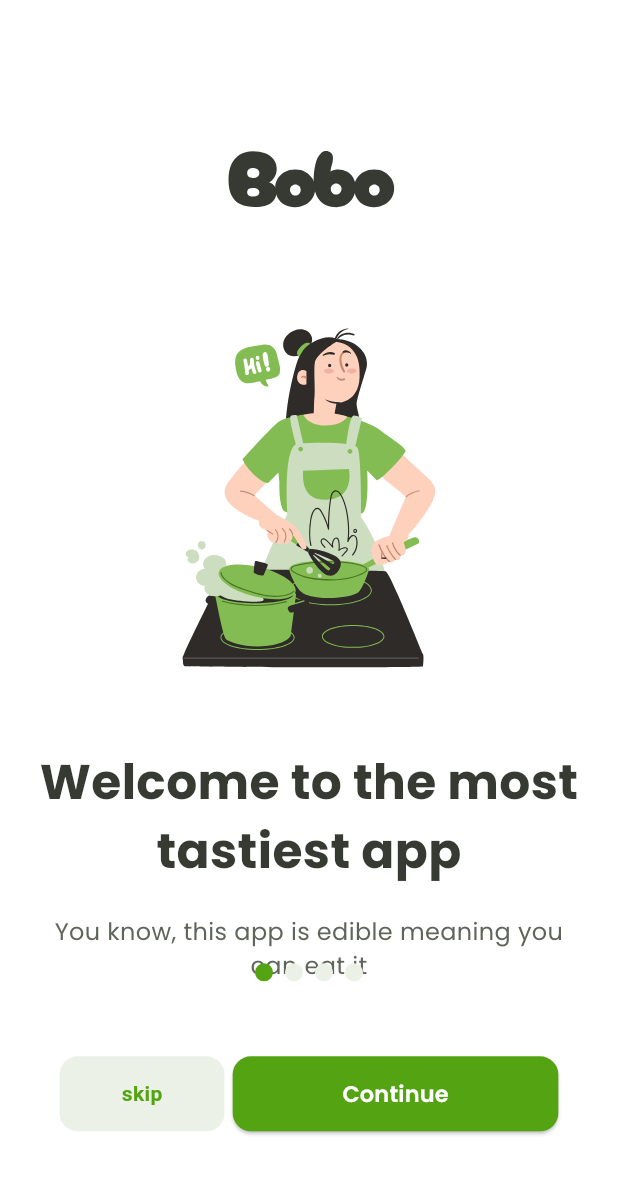
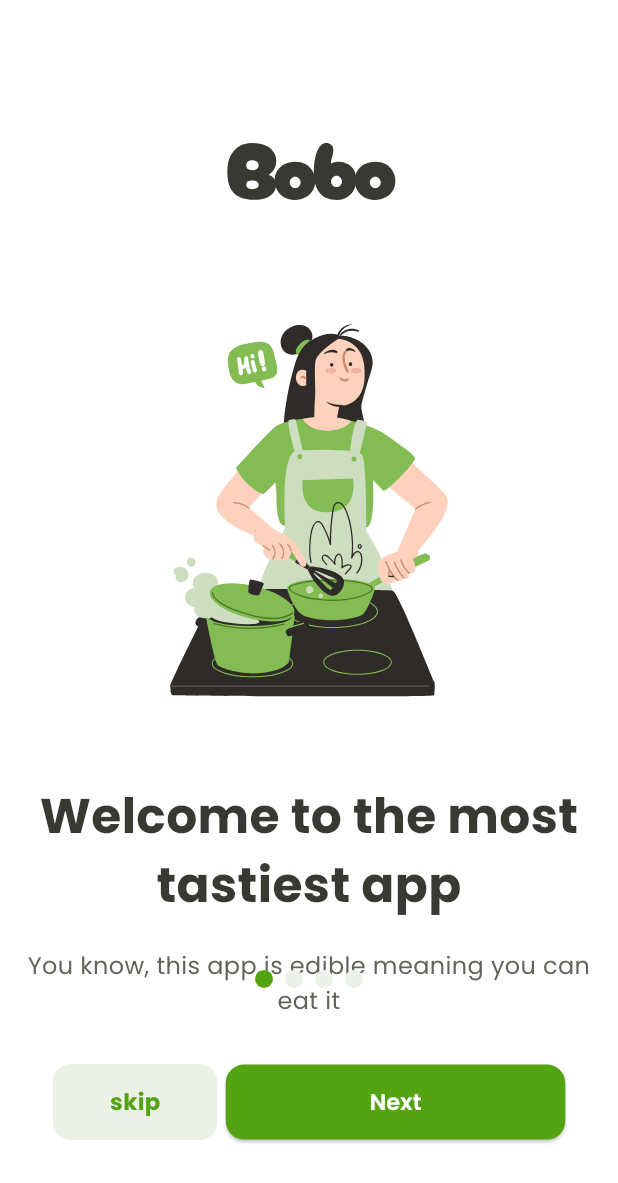
Before and after one commit to kakamrulhasan/bobo_food, a Flutter app: the screen it shows after launch, on a phone screen of 412 x 824 dp. Shown: the top 1183 px of the screen. Run offline on Flutter 3.47's test engine with Material 3 defaults, Android fonts, the phone set to English and light mode, and no system bars; drawn by our look-alikes of smooth_page_indicator; our stand-ins replace flutter_riverpod, flutter_screenutil, flutter_svg.

Commit message:
feat: create login Screen

```diff
--- a/lib/core/constansts/color_manager.dart
+++ b/lib/core/constansts/color_manager.dart
@@ -3,11 +3,20 @@ import 'package:flutter/material.dart';
 class ColorManager {
   ColorManager._();
   static const Color primary = Colors.white;
+  static const Color primary600 = Color(0xFF54A312);
+  static const Color primary700 = Color(0xFF408308);
   static const Color secondary = Colors.black;
+  static const Color greenColor = Colors.green;
   static const Color primaryGreen = Color(0xFF54A312);
   static const Color lightGreenBg = Color(0xFFECF1E8);
   static const Color transparentColor = Colors.transparent;
   static const Color darkOliveText = Color(0xFF363A33);
+  static const Color typography200 = Color(0xFF91958E);
   static const Color typography400 = Color(0xFF60655C);
+  static const Color typography500 = Color(0xFF363A33);
   static const Color primary100 = Color(0xFFECF1E8);
+  static const Color greyColor = Colors.grey;
+  static const Color grey200 = Color(0xFFE8EBE6);
+  static const Color blueColor = Colors.blue;
+  static const Color redColor = Colors.red;
 }
--- a/lib/core/constansts/icon_manager.dart
+++ b/lib/core/constansts/icon_manager.dart
@@ -11,4 +11,9 @@ class IconManager {
   static String birthdayGirlLight = '$baseUrl/Birthday_girl_light.svg';
   // =================== Universal Logo =====================
   static String boboIcon = '$baseUrl/bobo.svg';
+  // ======================== Arrow =========================
+  static String arrowBack = '$baseUrl/arrowBack.svg';
+  // ====================== Eye Icon ========================
+  static String eyeOpen = '$baseUrl/openEye.svg';
+  static String eyeClose = '$baseUrl/closeEye.svg';
 }
--- a/lib/core/constansts/style_manager.dart
+++ b/lib/core/constansts/style_manager.dart
@@ -152,7 +152,7 @@ TextStyle getSemiBoldStyle22({
 // ===== Bold Style =====
 TextStyle getBoldStyle24({
   double fontSize = FontSize.s24,
-  FontWeight fontWeight = FontWeightManager.medium500,
+  FontWeight fontWeight = FontWeightManager.bold700,
   required Color color,
 }) {
   return _getTextStyle(fontSize, FontConstants.fontFamily, fontWeight, color);
--- a/lib/core/route/route_config.dart
+++ b/lib/core/route/route_config.dart
@@ -8,9 +8,14 @@ class AppRouter {
       case RouteName.homeScreen:
         return MaterialPageRoute(builder: (context) => const HomeScreen());
       case RouteName.onBoardingScreen:
-        return MaterialPageRoute(
-          builder: (context) => const OnBoardingScreen(),
-        );
+        return MaterialPageRoute(builder: (context) => OnBoardingScreen());
+      case RouteName.loginScreen:
+        return MaterialPageRoute(builder: (context) => const SignInScreen());
+      case RouteName.signupScreen:
+        return MaterialPageRoute(builder: (context) => const SignUpScreen());
+      case RouteName.forgetScreen:
+        return MaterialPageRoute(builder: (context) => OnBoardingScreen());
+
       default:
         return MaterialPageRoute(
           builder: (context) =>
--- a/lib/core/route/route_import_path.dart
+++ b/lib/core/route/route_import_path.dart
@@ -1,3 +1,5 @@
+import 'package:bobo_food/presentation/auth/signIn/view/sign_in_screen.dart';
+import 'package:bobo_food/presentation/auth/signup/view/sign_up_screen.dart';
 import 'package:bobo_food/presentation/home/view/home_screen.dart';
 import 'package:bobo_food/presentation/onBoarding/view/on_boarding_screen.dart';
 import 'package:flutter/material.dart';
--- a/lib/core/route/route_name.dart
+++ b/lib/core/route/route_name.dart
@@ -2,4 +2,7 @@ class RouteName {
   static const String splashScreen = '/';
   static const String homeScreen = '/homeScreen';
   static const String onBoardingScreen = '/onBoardingScreen';
+  static const String loginScreen = '/loginScreen';
+  static const String signupScreen = '/signUpScreen';
+  static const String forgetScreen = '/forgetScreen';
 }
--- a/lib/presentation/onBoarding/view/on_boarding_screen.dart
+++ b/lib/presentation/onBoarding/view/on_boarding_screen.dart
@@ -55,7 +55,7 @@ class _OnBoardingScreenState extends ConsumerState<OnBoardingScreen> {
   void finish() {
     Navigator.pushNamedAndRemoveUntil(
       context,
-      RouteName.homeScreen,
+      RouteName.loginScreen,
       (route) => false,
     );
   }
@@ -67,15 +67,15 @@ class _OnBoardingScreenState extends ConsumerState<OnBoardingScreen> {
     return Scaffold(
       backgroundColor: ColorManager.primary,
       body: Padding(
-        padding: EdgeInsets.all(18.0.w),
+        padding: EdgeInsets.all(12.0.w),
         child: Stack(
           children: [
             // ============== App Logo / Background ===============
             Positioned(
-              top: 80,
-              left: 20,
-              right: 20,
-              child: SvgPicture.asset(IconManager.boboIcon, height: 40),
+              top: 80.h,
+              left: 20.w,
+              right: 20.w,
+              child: SvgPicture.asset(IconManager.boboIcon, height: 40.h),
             ),
 
             // =============== PageView ================
@@ -98,7 +98,7 @@ class _OnBoardingScreenState extends ConsumerState<OnBoardingScreen> {
                           SvgPicture.asset(
                             images[index],
                             fit: BoxFit.contain,
-                            width: 300,
+                            width: 300.w,
                           ),
                           SizedBox(height: 15.h),
                           Text(
@@ -127,7 +127,7 @@ class _OnBoardingScreenState extends ConsumerState<OnBoardingScreen> {
             ),
             // ================= Indicator =================
             Positioned(
-              bottom: 150,
+              bottom: 150.h,
               left: 0,
               right: 0,
               child: Center(
@@ -146,9 +146,9 @@ class _OnBoardingScreenState extends ConsumerState<OnBoardingScreen> {
 
             // =============== Bottom Button =============
             Positioned(
-              bottom: 50,
-              left: 20,
-              right: 20,
+              bottom: 50.h,
+              left: 20.w,
+              right: 20.w,
               child: Row(
                 children: [
                   CustomButton(
@@ -184,7 +184,7 @@ class _OnBoardingScreenState extends ConsumerState<OnBoardingScreen> {
                       child: Text(
                         currentIndex == images.length - 1
                             ? "Get Started"
-                            : "Continue",
+                            : "Next",
                         style: getBoldStyle24(
                           color: ColorManager.primary,
                           fontSize: 15,
@@ -196,19 +196,6 @@ class _OnBoardingScreenState extends ConsumerState<OnBoardingScreen> {
                 ],
               ),
             ),
-
-            // =============== Skip Button =============
-            Positioned(
-              top: 50,
-              right: 20,
-              child: TextButton(
-                onPressed: skip,
-                child: const Text(
-                  "Skip",
-                  style: TextStyle(color: Colors.white),
-                ),
-              ),
-            ),
           ],
         ),
       ),
--- a/lib/presentation/widgets/custom_button.dart
+++ b/lib/presentation/widgets/custom_button.dart
@@ -1,4 +1,7 @@
+import 'package:bobo_food/core/constansts/color_manager.dart';
+import 'package:bobo_food/core/constansts/style_manager.dart';
 import 'package:flutter/material.dart';
+import 'package:flutter_screenutil/flutter_screenutil.dart';
 
 class CustomButton extends StatelessWidget {
   final String text;
@@ -29,29 +32,32 @@ class CustomButton extends StatelessWidget {
   @override
   Widget build(BuildContext context) {
     return SizedBox(
-      width: width ?? double.infinity,
-      height: height ?? 50,
+      width: width ?? double.infinity.w,
+      height: height ?? 50.h,
       child: Material(
-        color: backgroundColor ?? Colors.green,
-        borderRadius: BorderRadius.circular(borderRadius ?? 12),
+        color: backgroundColor ?? ColorManager.greenColor,
+        borderRadius: BorderRadius.circular(borderRadius ?? 12.r),
         child: InkWell(
-          borderRadius: BorderRadius.circular(borderRadius ?? 12),
+          borderRadius: BorderRadius.circular(borderRadius ?? 12.r),
           onTap: onPressed,
           child: Container(
-            padding: const EdgeInsets.symmetric(horizontal: 5, vertical: 2),
+            padding: EdgeInsets.symmetric(horizontal: 5.w, vertical: 2.h),
             decoration: BoxDecoration(
-              borderRadius: BorderRadius.circular(borderRadius ?? 12),
-              border: Border.all(color: borderColor ?? Colors.transparent),
+              borderRadius: BorderRadius.circular(borderRadius ?? 12.r),
+              border: Border.all(
+                color: borderColor ?? ColorManager.transparentColor,
+              ),
             ),
             child: Row(
               mainAxisAlignment: MainAxisAlignment.center,
               children: [
-                if (icon != null) ...[icon!, const SizedBox(width: 8)],
+                if (icon != null) ...[icon!, SizedBox(width: 8.w)],
                 Text(
                   text,
-                  style: TextStyle(
-                    color: textColor ?? Colors.white,
-                    fontWeight: FontWeight.w600,
+                  style: getBoldStyle24(
+                    fontSize: 15.sp,
+                    color: textColor ?? ColorManager.primary,
+                    fontWeight: FontWeight.w700,
                   ),
                 ),
               ],
```
Also changed, not shown: lib/presentation/auth/signIn/view/sign_in_screen.dart (added, +100 -0 lines), lib/presentation/auth/signup/view/sign_up_screen.dart (added, +15 -0 lines), lib/presentation/widgets/custom_header.dart (added, +50 -0 lines), lib/presentation/widgets/custom_text_field.dart (added, +110 -0 lines), assets/icon/arrowBack.svg (added), assets/icon/closeEye.svg (added), assets/icon/openEye.svg (added).
